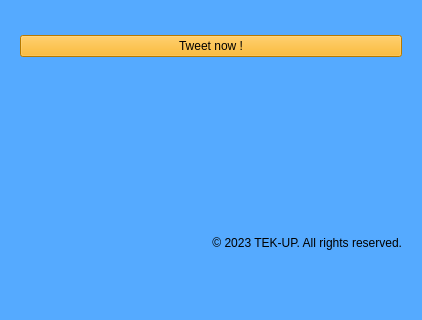
First picture: the form in UIs/sign-in.ui, repository cybyacine/angry_tweet, before the edit; both pictures show x 0 to 422 and y 256 to 576 of the 422 by 576 pixel window.
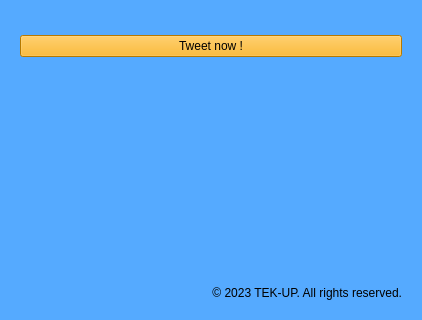
Second picture: the form after the edit. Icons and pictures are not drawn.

Commit message: linking to ldap

What changed in the file:
```diff
--- a/UIs/sign-in.ui
+++ b/UIs/sign-in.ui
@@ -406,7 +406,7 @@
          <string>© 2023 TEK-UP. All rights reserved.</string>
         </property>
         <property name="alignment">
-         <set>Qt::AlignRight|Qt::AlignTrailing|Qt::AlignVCenter</set>
+         <set>Qt::AlignBottom|Qt::AlignRight|Qt::AlignTrailing</set>
         </property>
        </widget>
       </item>
```
